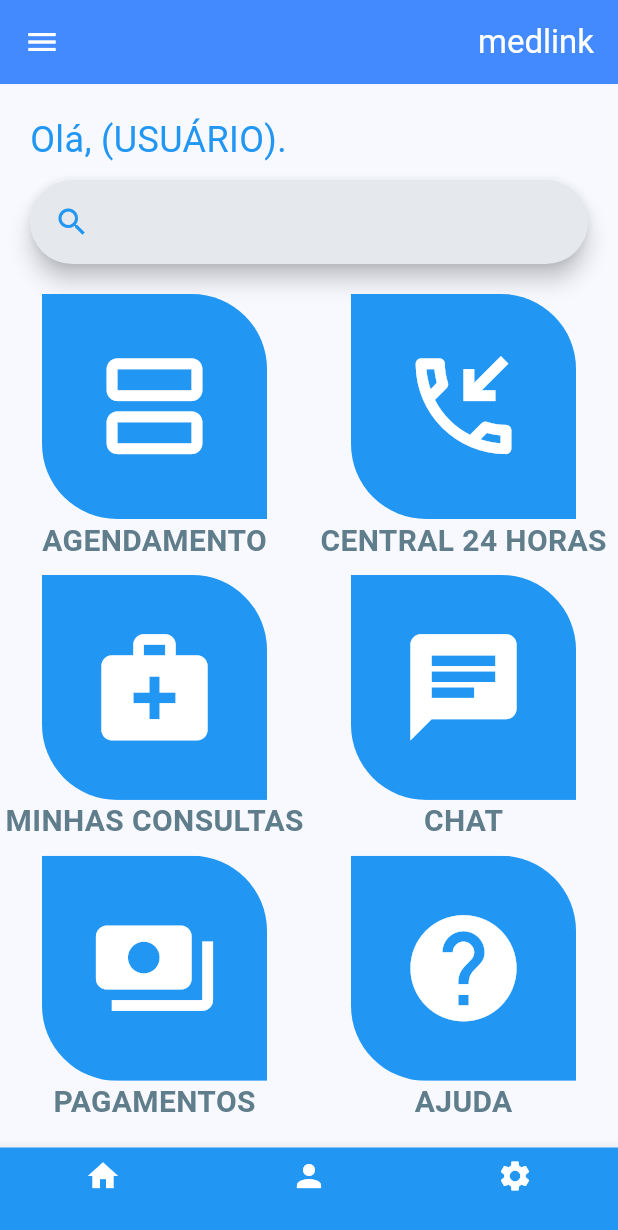
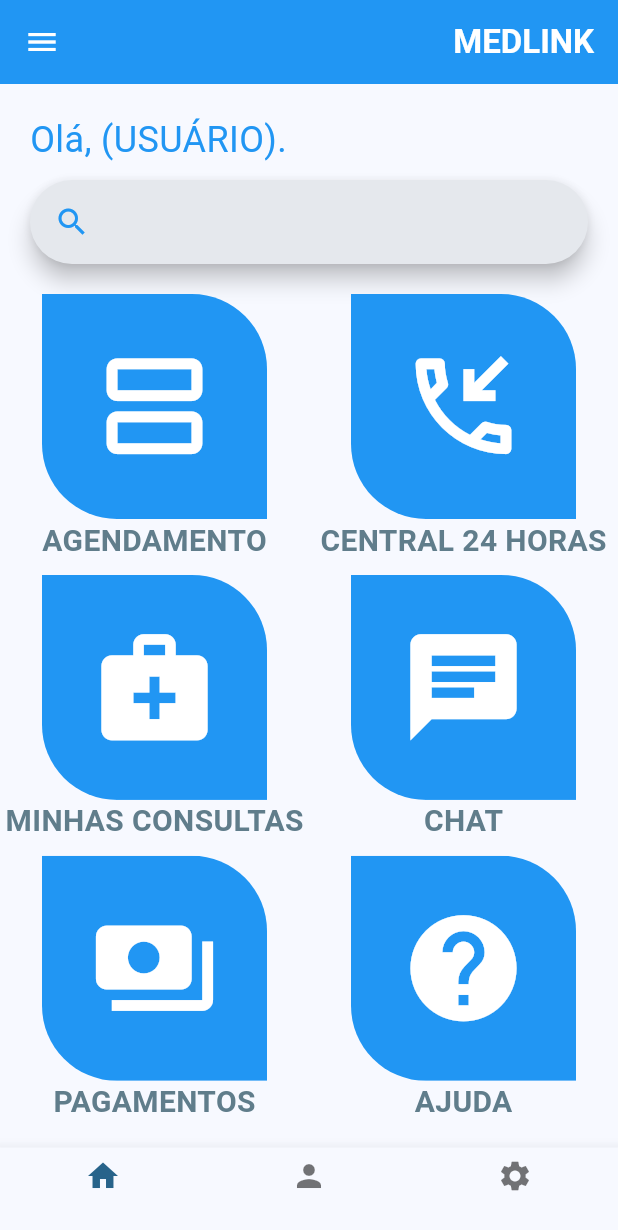
Before and after one commit to EduardoSilvaDiniz/medlink, a Flutter app: the screen it shows after launch, on a phone screen of 412 x 824 dp. Shown: the top 1230 px of the screen. Run offline on Flutter 3.47's test engine with Material 3 defaults, Android fonts, the phone set to English and light mode, and no system bars.

Commit message:
fixed the bottom navigator bar

```diff
--- a/lib/data/get_data_user.dart
+++ b/lib/data/get_data_user.dart
@@ -1,6 +1,6 @@
 interface class GetDataUser {
-  static String _name = "USUÁRIO";
-  static String _cpf = "000.000.000-00";
+  static const String _name = "USUÁRIO";
+  static const String _cpf = "000.000.000-00";
 
   static String getUserName() {
     return _name;
--- a/lib/screens/man_page.dart
+++ b/lib/screens/man_page.dart
@@ -1,7 +1,7 @@
 import 'package:flutter/material.dart';
 import 'package:medlink/factorys/factory_body.dart';
+import 'package:medlink/screens/payment_screen.dart';
 import 'package:medlink/widgets/app_bar_manpage.dart';
-import 'package:medlink/widgets/buttons_navegation.dart';
 import 'package:medlink/widgets/hamburger_button.dart';
 
 class ManPage extends StatefulWidget {
@@ -12,12 +12,30 @@ class ManPage extends StatefulWidget {
 }
 
 class _ManPageState extends State<ManPage> {
+  int index = 0;
+
+  List<Widget> listBody = const [
+    FactoryBodyManPage(),
+    PaymentScreen(),
+    FactoryBodyManPage(),
+  ];
   @override
   Widget build(BuildContext context) {
-    return const Scaffold(
-        appBar: AppBarManPage(),
-        drawer: HamburgerButton(),
-        body: FactoryBodyManPage(),
-        bottomNavigationBar: BottomNavigationBarExample());
+    return Scaffold(
+        appBar: const AppBarManPage(),
+        drawer: const HamburgerButton(),
+        body: listBody[index],
+        bottomNavigationBar: BottomNavigationBar(
+            currentIndex: index,
+            onTap: (int index) {
+              setState(() {
+                this.index = index;
+              });
+            },
+            items: const [
+              BottomNavigationBarItem(icon: Icon(Icons.home), label: ''),
+              BottomNavigationBarItem(icon: Icon(Icons.person), label: ''),
+              BottomNavigationBarItem(icon: Icon(Icons.settings), label: '')
+            ]));
   }
 }
--- a/lib/widgets/app_bar_manpage.dart
+++ b/lib/widgets/app_bar_manpage.dart
@@ -6,11 +6,13 @@ class AppBarManPage extends StatelessWidget implements PreferredSizeWidget {
   @override
   Widget build(BuildContext context) {
     return AppBar(
+        backgroundColor: Colors.blue,
+        iconTheme: const IconThemeData(color: Colors.white),
         title: const Align(
             alignment: Alignment.centerRight,
-            child: Text("medlink", style: TextStyle(color: Colors.white))),
-        iconTheme: const IconThemeData(color: Colors.white),
-        backgroundColor: Colors.blueAccent);
+            child: Text('MEDLINK',
+                style: TextStyle(
+                    fontWeight: FontWeight.bold, color: Colors.white))));
   }
 
   @override
--- a/lib/widgets/buttons_navegation.dart
+++ /dev/null
@@ -1,38 +0,0 @@
-import 'package:flutter/material.dart';
-import 'package:medlink/screens/man_page.dart';
-
-class BottomNavigationBarExample extends StatefulWidget {
-  const BottomNavigationBarExample({super.key});
-
-  @override
-  State<BottomNavigationBarExample> createState() =>
-      _BottomNavigationBarExampleState();
-}
-
-class _BottomNavigationBarExampleState
-    extends State<BottomNavigationBarExample> {
-  int _selectedIndex = 1;
-  static const TextStyle optionStyle =
-      TextStyle(fontSize: 30, fontWeight: FontWeight.bold);
-  static const List<Widget> _widgetOptions = <Widget>[
-    ManPage(),
-  ];
-
-  void _onItemTapped(int index) {
-    setState(() {
-      _selectedIndex = index;
-    });
-  }
-
-  @override
-  Widget build(BuildContext context) {
-    return BottomNavigationBar(items: const [
-      BottomNavigationBarItem(
-          icon: Icon(Icons.home, color: Colors.white), label: ''),
-      BottomNavigationBarItem(
-          icon: Icon(Icons.person, color: Colors.white), label: ''),
-      BottomNavigationBarItem(
-          icon: Icon(Icons.settings, color: Colors.white), label: '')
-    ], backgroundColor: Colors.blue, onTap: _onItemTapped);
-  }
-}
```
Also changed, not shown: lib/screens/payment_screen.dart (+14 -23 lines), lib/screens/scheduling.dart (+7 -14 lines), lib/widgets/buttons_navigation.dart (added, +34 -0 lines), 1 other file.
